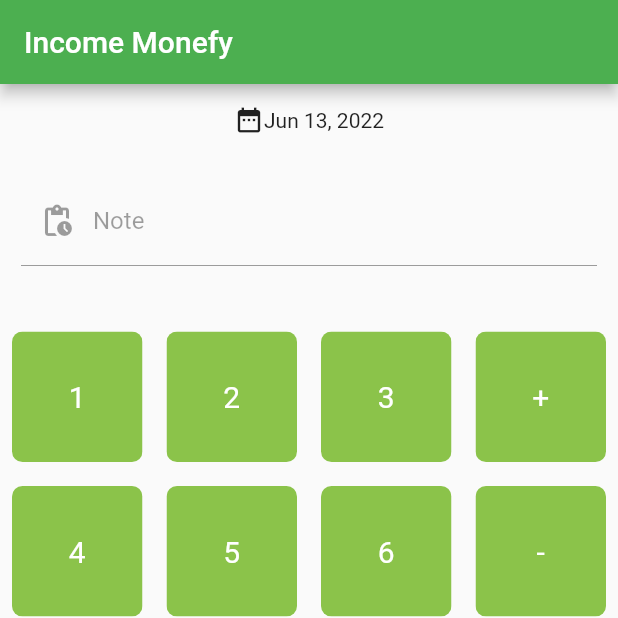
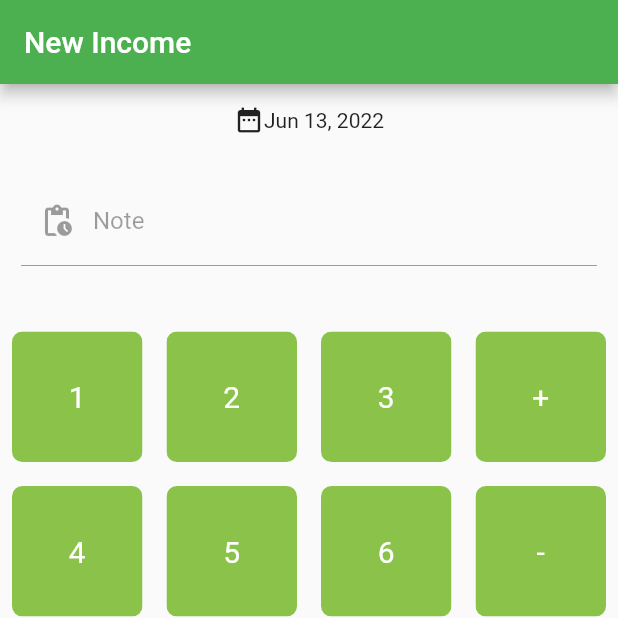
Before and after one commit to mutiadhewanty/money_manage_app, a Flutter app: the screen it shows after launch, on a phone screen of 412 x 824 dp, the top half of it. Run offline on Flutter 3.47's test engine with Material 2 defaults, Android fonts, the phone set to English and light mode, and no system bars; our stand-ins replace pie_chart.

Commit message:
income pemasukan

```diff
--- a/lib/screen/pemasukan.dart
+++ b/lib/screen/pemasukan.dart
@@ -42,7 +42,7 @@
     return Scaffold(
       appBar: AppBar(
         backgroundColor: Colors.green,
-        title: Text('Income Monefy'),
+        title: Text('New Income'),
       ),
       body: Column(
         children: <Widget>[
```
